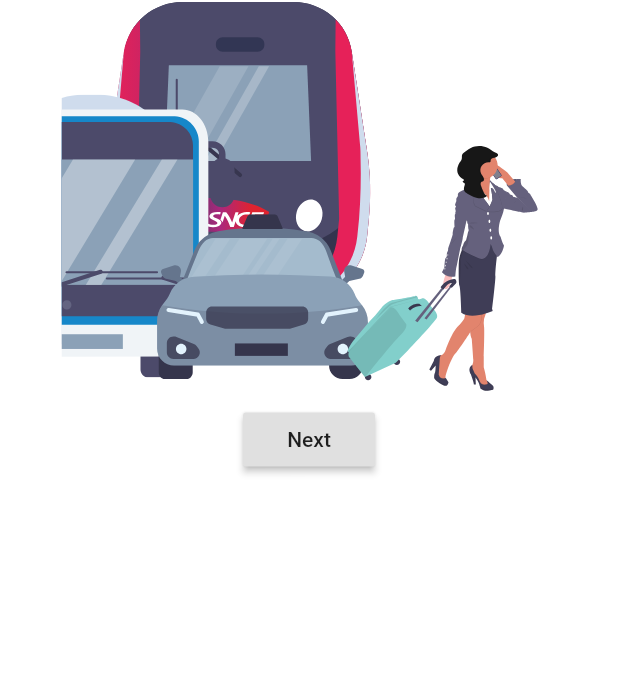
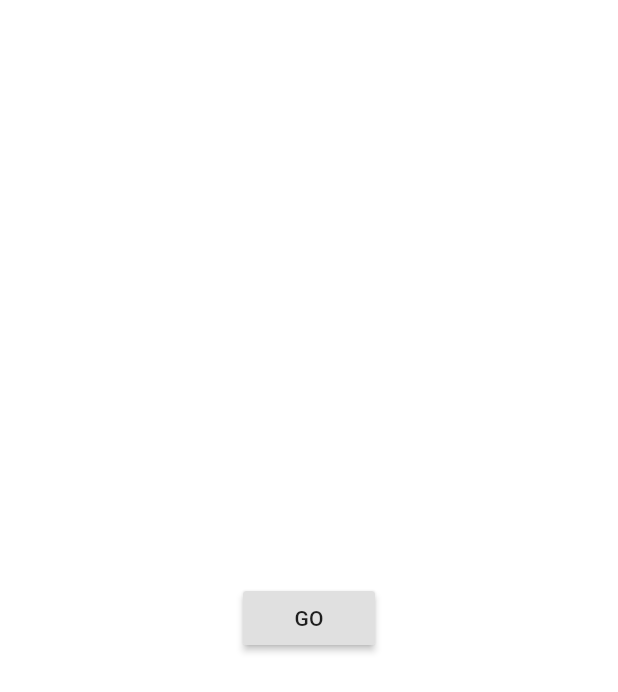
Before and after one commit to gwennguihal/flutter_svg_demo, a Flutter app: the screen it shows after launch, on a phone screen of 412 x 824 dp. Shown: the top 692 px of the screen. Run offline on Flutter 3.47's test engine with Material 2 defaults, Android fonts, the phone set to English and light mode, and no system bars; our stand-ins replace flutter_svg.

```diff
--- a/lib/main.dart
+++ b/lib/main.dart
@@ -16,7 +16,28 @@ class MyApp extends StatelessWidget {
         primarySwatch: Colors.blue,
         visualDensity: VisualDensity.adaptivePlatformDensity,
       ),
-      home: SplashScreen(),
+      home: GoScreen(),
+    );
+  }
+}
+
+class GoScreen extends StatelessWidget {
+  @override
+  Widget build(BuildContext context) {
+    return Container(
+      color: Colors.white,
+      child: SafeArea(
+        child: Center(
+          child: RaisedButton(
+            onPressed: () => Navigator.of(context).push(
+              MaterialPageRoute(
+                builder: (context) => SplashScreen(),
+              ),
+            ),
+            child: Text('GO'),
+          ),
+        ),
+      ),
     );
   }
 }
```
